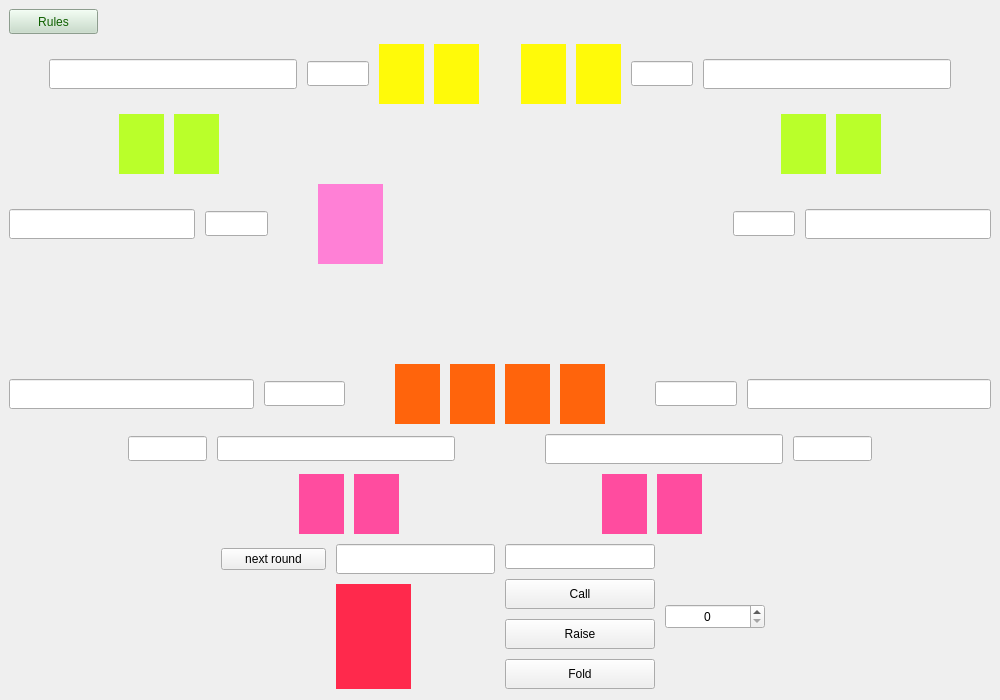
Old version of the form Poker/Visuals/Gamewindow/gamewindow.ui in the repository Cenzito/Poker.
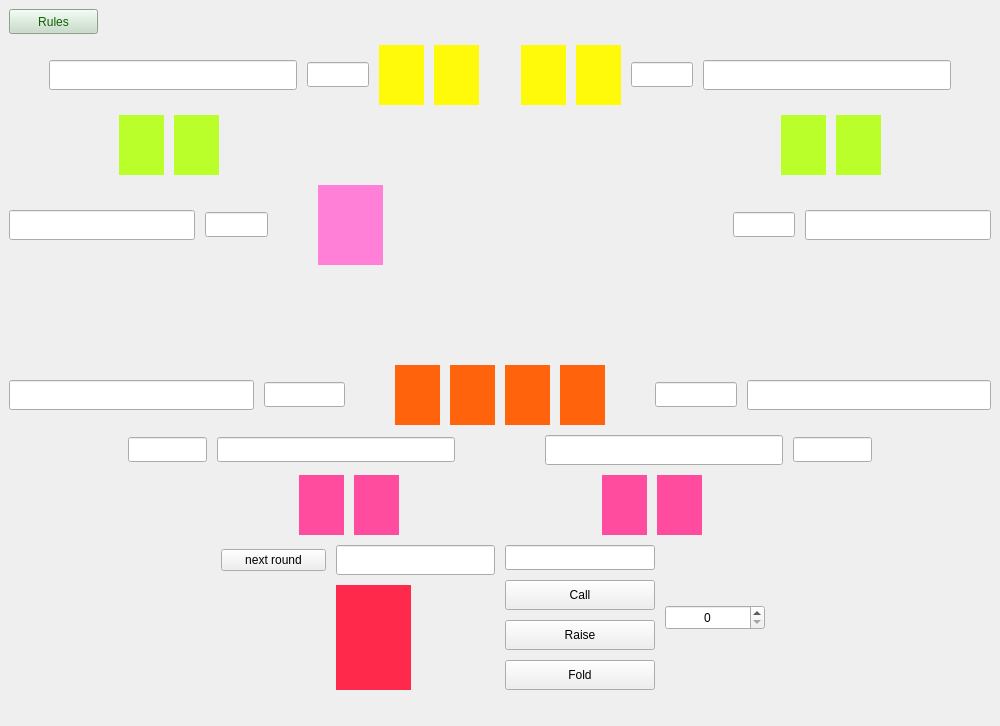
New version of the form. Icons and pictures are not drawn.

Commit message: added the expensible window and layouts and player cards and next round button

What changed in the file:
```diff
--- a/Poker/Visuals/Gamewindow/gamewindow.ui
+++ b/Poker/Visuals/Gamewindow/gamewindow.ui
@@ -10,7 +10,7 @@
     <x>0</x>
     <y>0</y>
     <width>1000</width>
-    <height>700</height>
+    <height>726</height>
    </rect>
   </property>
   <property name="maximumSize">
```
Left out of the diff: 4 changed lines with no effect on the pictures.
